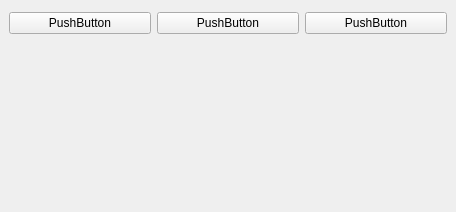
Before: the Qt Designer form HogeQ1/mainwindow.ui in kenHoribe/horiGit, drawn with Qt 5.
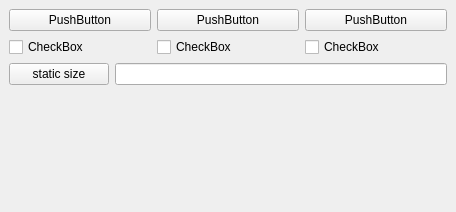
After: the same form once the commit is applied.

Commit message:
1 button and lineEdit
Deployed 3 checkboxes

Diff of the .ui file:
```diff
--- a/HogeQ1/mainwindow.ui
+++ b/HogeQ1/mainwindow.ui
@@ -15,9 +15,6 @@
   </property>
   <widget class="QWidget" name="centralwidget">
    <layout class="QVBoxLayout" name="verticalLayout">
-    <property name="topMargin">
-     <number>12</number>
-    </property>
     <item>
      <layout class="QHBoxLayout" name="horizontalLayout">
       <property name="topMargin">
@@ -46,6 +43,63 @@
       </item>
      </layout>
     </item>
+    <item>
+     <layout class="QHBoxLayout" name="horizontalLayout_2">
+      <item>
+       <widget class="QCheckBox" name="checkBox">
+        <property name="text">
+         <string>CheckBox</string>
+        </property>
+       </widget>
+      </item>
+      <item>
+       <widget class="QCheckBox" name="checkBox_2">
+        <property name="text">
+         <string>CheckBox</string>
+        </property>
+       </widget>
+      </item>
+      <item>
+       <widget class="QCheckBox" name="checkBox_3">
+        <property name="text">
+         <string>CheckBox</string>
+        </property>
+       </widget>
+      </item>
+     </layout>
+    </item>
+    <item>
+     <layout class="QHBoxLayout" name="horizontalLayout_3">
+      <item>
+       <widget class="QPushButton" name="pushButton_4">
+        <property name="sizePolicy">
+         <sizepolicy hsizetype="Fixed" vsizetype="Fixed">
+          <horstretch>0</horstretch>
+          <verstretch>0</verstretch>
+         </sizepolicy>
+        </property>
+        <property name="minimumSize">
+         <size>
+          <width>100</width>
+          <height>0</height>
+         </size>
+        </property>
+        <property name="maximumSize">
+         <size>
+          <width>100</width>
+          <height>16777215</height>
+         </size>
+        </property>
+        <property name="text">
+         <string>static size</string>
+        </property>
+       </widget>
+      </item>
+      <item>
+       <widget class="QLineEdit" name="lineEdit"/>
+      </item>
+     </layout>
+    </item>
     <item>
      <spacer name="verticalSpacer">
       <property name="orientation">
@@ -54,7 +108,7 @@
       <property name="sizeHint" stdset="0">
        <size>
         <width>20</width>
-        <height>156</height>
+        <height>40</height>
        </size>
       </property>
      </spacer>
```
